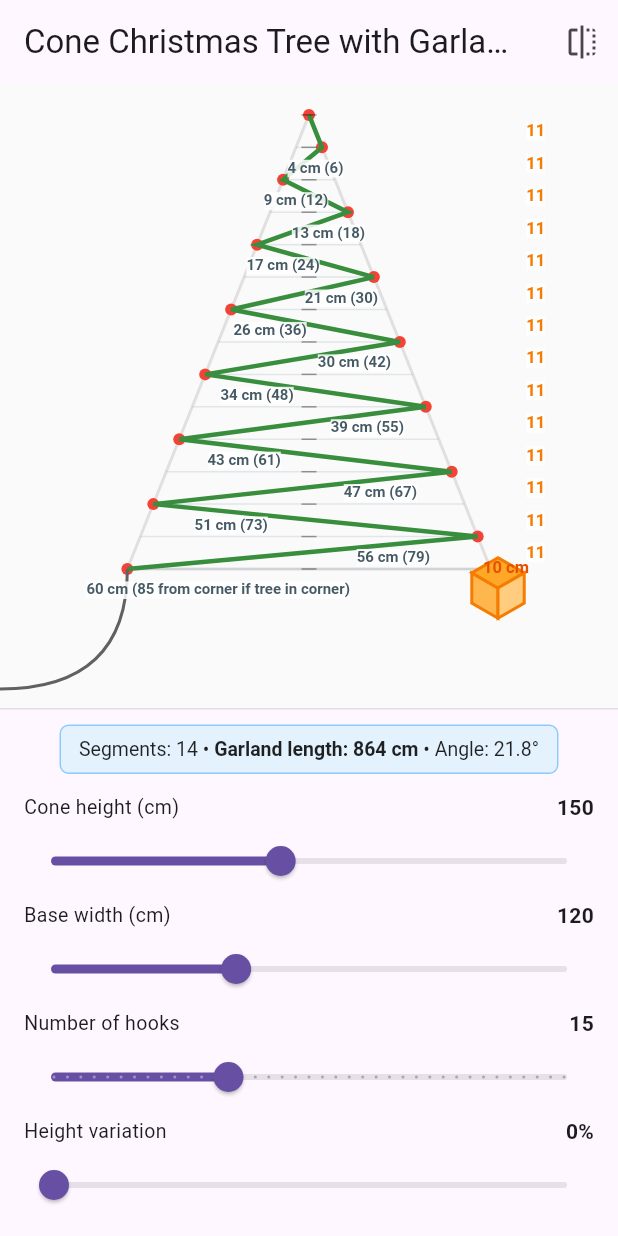
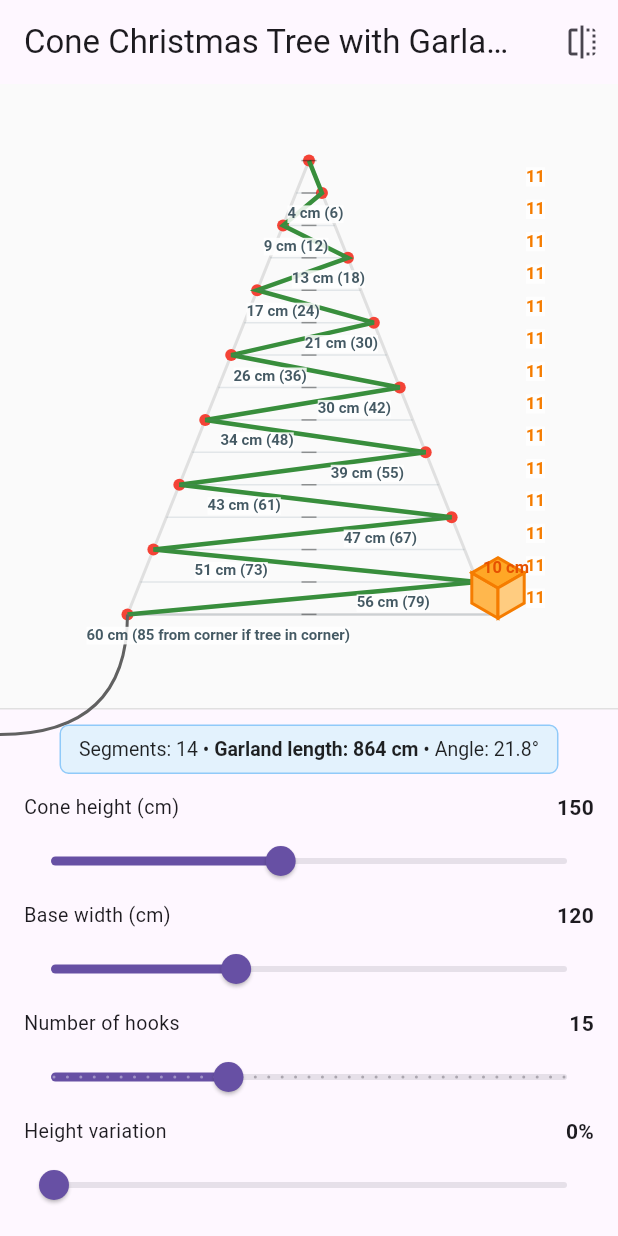
Before and after one commit to Nashev/corner_tree, a Flutter app: the screen it shows after launch, after a tap on the "flip" icon, on a phone screen of 412 x 824 dp. Run offline on Flutter 3.47's test engine with Material 3 defaults, Android fonts, the phone set to English and light mode, and no system bars; our stand-ins replace easy_localization.

Commit message:
bottom align

```diff
--- a/lib/main.dart
+++ b/lib/main.dart
@@ -279,15 +279,20 @@ class CornerTreePainter extends CustomPainter {
     final double rMax = baseWidth / 2;
 
     final double padding = size.width * 0.05;
+    final double topPadding = size.height * 0.05;
     final double bottomPadding = size.height * 0.15;
-    final Offset topCenter = Offset(size.width / 2, padding);
     final double maxVisualWidth = size.width - padding * 2;
-    final double maxVisualHeight = size.height - padding - bottomPadding;
+    final double maxVisualHeight = size.height - topPadding - bottomPadding;
 
     final double widthInMeters = baseWidth;
     double scaleX = widthInMeters > 0 ? maxVisualWidth / (widthInMeters * 1.2) : maxVisualWidth / 1.0;
     double scaleY = H > 0 ? maxVisualHeight / (H * 1.1) : maxVisualHeight / 1.0;
     final double scale = min(scaleX, scaleY);
+
+    // Align to bottom: calculate top position based on actual tree height
+    final double treeHeightPx = H * scale;
+    final double topCenterY = size.height - bottomPadding - treeHeightPx;
+    final Offset topCenter = Offset(size.width / 2, topCenterY);
 
     // Draw cone outline
     final double rMaxPx = rMax * scale;
```
